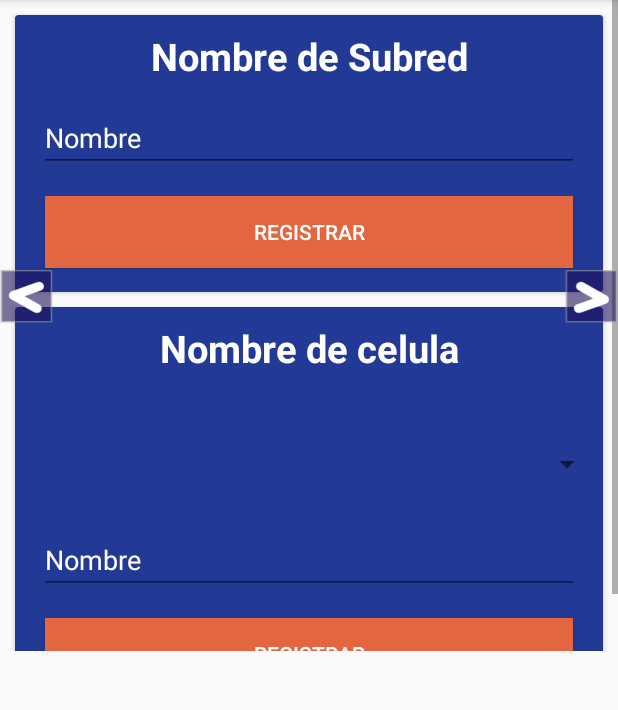
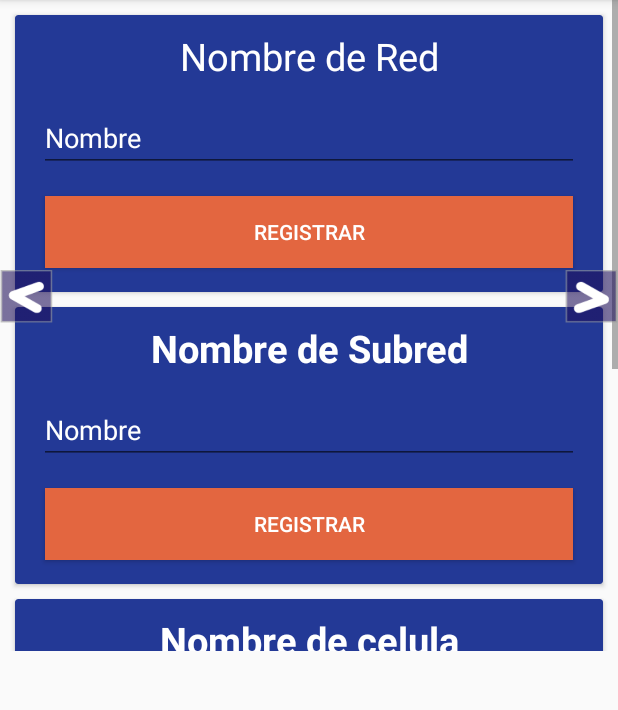
Before and after one commit to DG-Develop/Red-Cristiana, an Android app: the fragment SubredFragment placed in its activity, on a phone screen of 412 x 824 dp, the part 84-794 px from its top. Run offline under Robolectric (Android 15) with nearby library versions, the phone set to English and light mode, and no system bars; our stand-ins replace Firebase (no records; nobody signed in at launch, a user with empty details on screens opened directly), Picasso, Volley; pictures from the network do not load.

Commit message:
Creacion de sentencias para crear red, subre y celula y arreglado el bug del webview

```diff
--- a/app/src/main/AndroidManifest.xml
+++ b/app/src/main/AndroidManifest.xml
@@ -13,6 +13,7 @@
         android:icon="@mipmap/ic_launcher"
         android:label="@string/app_name"
         android:roundIcon="@mipmap/ic_launcher_round"
+        android:usesCleartextTraffic="true"
         android:supportsRtl="true"
         android:theme="@style/AppTheme">
         <activity android:name=".LoginActivity"
--- a/app/src/main/java/com/david/redcristianauno/BibliaFragment.java
+++ b/app/src/main/java/com/david/redcristianauno/BibliaFragment.java
@@ -24,7 +24,7 @@ public class BibliaFragment extends Fragment {
         View view = inflater.inflate(R.layout.fragment_biblia, container, false);
         wv1 = (WebView)view.findViewById(R.id.wv1);
         wv1.setWebViewClient(new WebViewClient());
-        wv1.loadUrl("https://www.amen-amen.net/RV1960/");
+        wv1.loadUrl("http://www.iglesiabautistarecoleta.cl/Biblia_texto_y_audio/indice_general.htm");
 
         return view;
     }
--- a/app/src/main/res/layout/fragment_subred.xml
+++ b/app/src/main/res/layout/fragment_subred.xml
@@ -15,6 +15,59 @@
             android:layout_width="match_parent"
             android:layout_height="wrap_content"
             android:orientation="vertical" >
+
+            <android.support.v7.widget.CardView
+                android:layout_width="match_parent"
+                android:layout_height="match_parent"
+                card_view:cardBackgroundColor="#233996"
+                android:layout_marginTop="10dp"
+                android:layout_marginStart="10dp"
+                android:layout_marginEnd="10dp">
+
+                <LinearLayout
+                    android:layout_width="match_parent"
+                    android:layout_height="match_parent"
+                    android:orientation="vertical">
+
+                    <TextView
+                        android:layout_width="match_parent"
+                        android:layout_height="wrap_content"
+                        android:layout_marginTop="10dp"
+                        android:gravity="center"
+                        android:layout_marginBottom="16dp"
+                        android:text="@string/txtNombreRed"
+                        android:textSize="25sp"
+                        android:textColor="@android:color/background_light"/>
+
+
+                    <EditText
+                        android:id="@+id/txtCrearRed"
+                        android:layout_width="match_parent"
+                        android:layout_height="44dp"
+                        android:layout_marginStart="16dp"
+                        android:layout_marginEnd="16dp"
+                        android:layout_marginBottom="16dp"
+                        android:ems="10"
+                        android:hint="@string/nombre"
+                        android:inputType="textPersonName"
+                        android:textColor="@android:color/background_light"
+                        android:textColorHint="@android:color/background_light"/>
+
+                    <Button
+                        android:id="@+id/btncrearRed"
+                        android:layout_width="match_parent"
+                        android:layout_height="wrap_content"
+                        android:text="@string/txtregistrar"
+                        android:layout_marginStart="20dp"
+                        android:layout_marginEnd="20dp"
+                        android:layout_marginBottom="16dp"
+                        android:background="#E36640"
+                        android:textColor="@android:color/background_light"/>
+
+
+                </LinearLayout>
+
+            </android.support.v7.widget.CardView>
 
             <android.support.v7.widget.CardView
                 android:layout_width="match_parent"
@@ -134,6 +187,18 @@
                 </LinearLayout>
 
             </android.support.v7.widget.CardView>
+
+            <Button
+                android:id="@+id/btnCrearTodo"
+                android:layout_width="match_parent"
+                android:layout_height="wrap_content"
+                android:text="@string/txtregistrar"
+                android:layout_marginStart="20dp"
+                android:layout_marginEnd="20dp"
+                android:layout_marginTop="16dp"
+                android:layout_marginBottom="30dp"
+                android:background="#E36640"
+                android:textColor="@android:color/background_light"/>
         </LinearLayout>
     </ScrollView>
 </android.support.constraint.ConstraintLayout>
```
Also changed, not shown: app/src/main/java/com/david/redcristianauno/Firestore/InsertarDatos.java (+76 -0 lines), app/src/main/java/com/david/redcristianauno/POJOs/Celula.java (+17 -8 lines), app/src/main/java/com/david/redcristianauno/POJOs/Subred.java (+19 -8 lines), app/src/main/java/com/david/redcristianauno/SubredFragment.java (+55 -157 lines).
